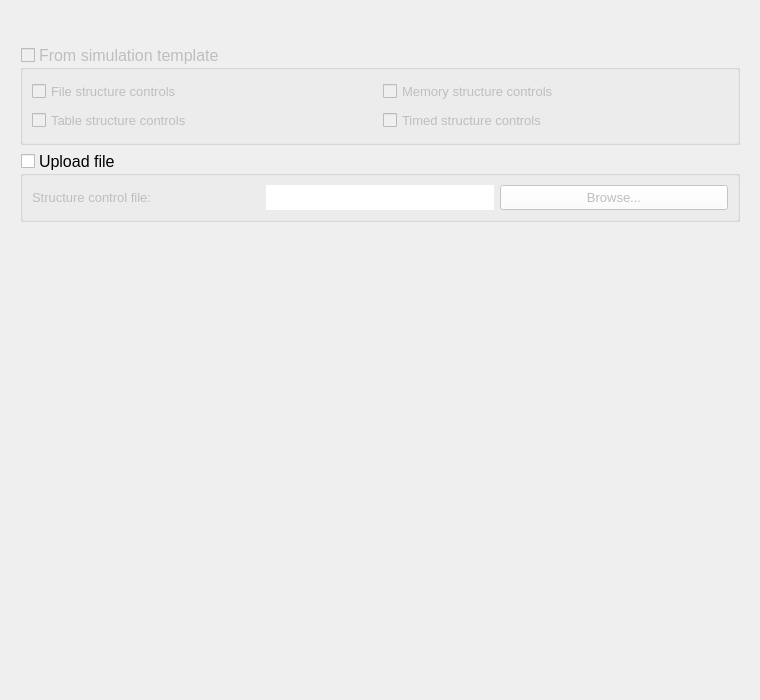
Qt form threedi_models_and_simulations/ui/simulation_wizard/page_structure_controls.ui (nens/threedi-api-qgis-client) before a commit.
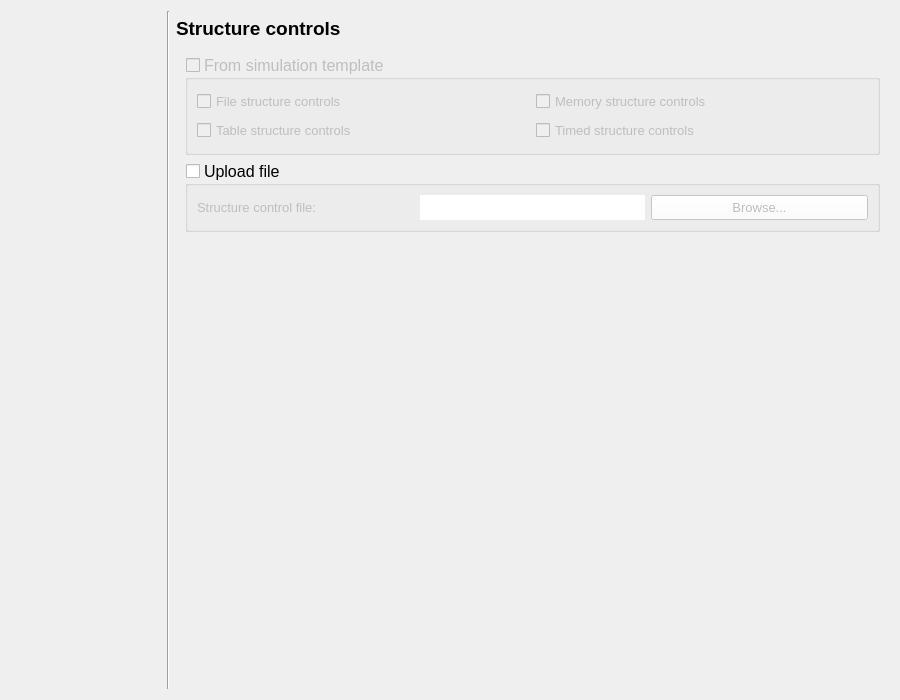
The same form after that commit.

```diff
--- a/threedi_models_and_simulations/ui/simulation_wizard/page_structure_controls.ui
+++ b/threedi_models_and_simulations/ui/simulation_wizard/page_structure_controls.ui
@@ -6,7 +6,7 @@
    <rect>
     <x>0</x>
     <y>0</y>
-    <width>760</width>
+    <width>900</width>
     <height>700</height>
    </rect>
   </property>
@@ -62,30 +62,23 @@
    <string>Form</string>
   </property>
   <layout class="QGridLayout" name="gridLayout">
-   <item row="1" column="0">
-    <spacer name="verticalSpacer_2">
-     <property name="orientation">
-      <enum>Qt::Vertical</enum>
+   <item row="1" column="2">
+    <widget class="QLabel" name="label_3">
+     <property name="font">
+      <font>
+       <family>Segoe UI</family>
+       <pointsize>14</pointsize>
+       <weight>75</weight>
+       <bold>true</bold>
+       <underline>false</underline>
+      </font>
      </property>
-     <property name="sizeType">
-      <enum>QSizePolicy::Fixed</enum>
+     <property name="text">
+      <string>Structure controls</string>
      </property>
-     <property name="sizeHint" stdset="0">
-      <size>
-       <width>20</width>
-       <height>25</height>
-      </size>
-     </property>
-    </spacer>
+    </widget>
    </item>
-   <item row="0" column="0" colspan="3">
-    <layout class="QVBoxLayout" name="svg_lout">
-     <property name="bottomMargin">
-      <number>0</number>
-     </property>
-    </layout>
-   </item>
-   <item row="2" column="0" colspan="3">
+   <item row="2" column="2">
     <widget class="QWidget" name="default_init_widget" native="true">
      <property name="minimumSize">
       <size>
@@ -94,7 +87,7 @@
       </size>
      </property>
      <layout class="QGridLayout" name="gridLayout_4">
-      <item row="0" column="0" colspan="2">
+      <item row="1" column="0" colspan="2">
        <widget class="QGroupBox" name="gb_from_template">
         <property name="enabled">
          <bool>false</bool>
@@ -267,7 +260,7 @@
         </layout>
        </widget>
       </item>
-      <item row="2" column="0" colspan="2">
+      <item row="3" column="0" colspan="2">
        <widget class="QGroupBox" name="gb_upload_file">
         <property name="enabled">
          <bool>true</bool>
@@ -402,7 +395,33 @@
      </layout>
     </widget>
    </item>
-   <item row="5" column="1">
+   <item row="4" column="2">
+    <spacer name="horizontalSpacer">
+     <property name="orientation">
+      <enum>Qt::Horizontal</enum>
+     </property>
+     <property name="sizeHint" stdset="0">
+      <size>
+       <width>40</width>
+       <height>20</height>
+      </size>
+     </property>
+    </spacer>
+   </item>
+   <item row="0" column="1" rowspan="5">
+    <widget class="Line" name="line_2">
+     <property name="sizePolicy">
+      <sizepolicy hsizetype="Fixed" vsizetype="Expanding">
+       <horstretch>0</horstretch>
+       <verstretch>0</verstretch>
+      </sizepolicy>
+     </property>
+     <property name="orientation">
+      <enum>Qt::Vertical</enum>
+     </property>
+    </widget>
+   </item>
+   <item row="3" column="2">
     <spacer name="verticalSpacer">
      <property name="orientation">
       <enum>Qt::Vertical</enum>
@@ -415,6 +434,29 @@
      </property>
     </spacer>
    </item>
+   <item row="0" column="0" rowspan="5">
+    <widget class="QWidget" name="wizard_steps_widget" native="true">
+     <property name="sizePolicy">
+      <sizepolicy hsizetype="Preferred" vsizetype="Expanding">
+       <horstretch>0</horstretch>
+       <verstretch>0</verstretch>
+      </sizepolicy>
+     </property>
+     <property name="minimumSize">
+      <size>
+       <width>150</width>
+       <height>0</height>
+      </size>
+     </property>
+     <property name="maximumSize">
+      <size>
+       <width>150</width>
+       <height>16777215</height>
+      </size>
+     </property>
+     <layout class="QVBoxLayout" name="verticalLayout_2"/>
+    </widget>
+   </item>
   </layout>
  </widget>
  <resources/>
```
